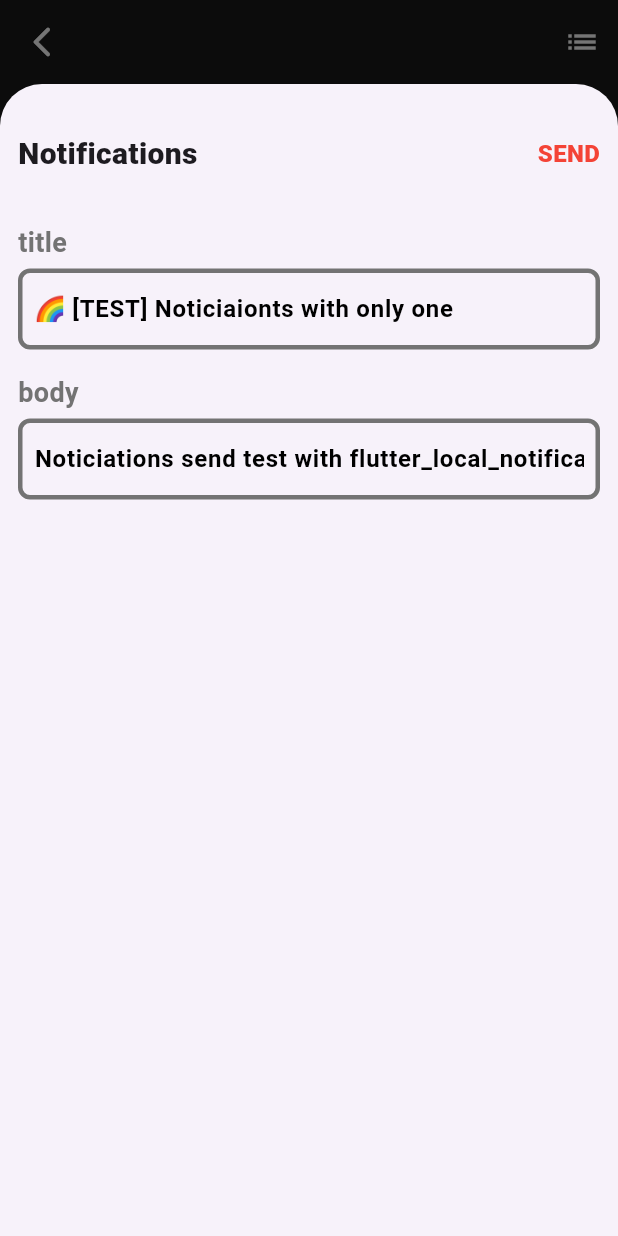
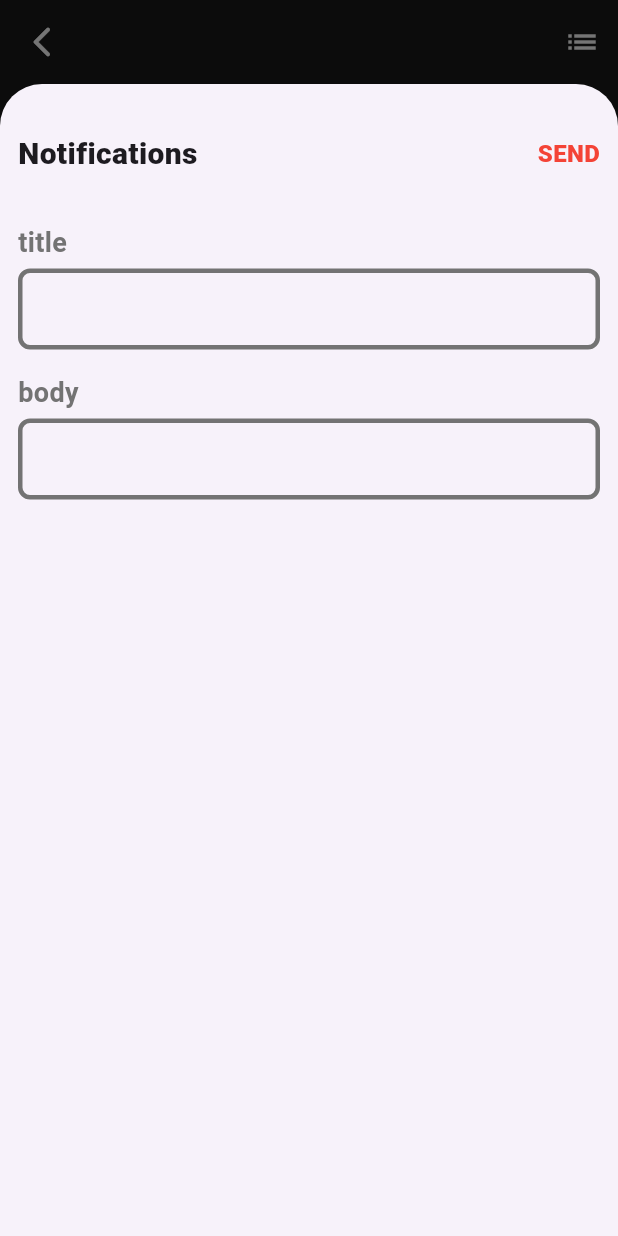
Before and after one commit to boglbbogl/flutter_local_notifications_sample, a Flutter app: the LocalPushPage screen opened directly, after a tap on the "add" icon, after a tap on "SEND", on a phone screen of 412 x 824 dp. Run offline on Flutter 3.47's test engine with Material 3 defaults, Android fonts, the phone set to English and light mode, and no system bars; our stand-ins replace flutter_local_notifications, permission_handler, timezone.

Commit message:
update flutter_local_notifications model & ui

```diff
--- a/lib/_sample/_component/content_widget.dart
+++ b/lib/_sample/_component/content_widget.dart
@@ -7,7 +7,7 @@ class ContentWidget extends StatelessWidget {
   final PushType type;
   final String content;
   final List<Widget> children;
-  final Function(String, String) onTap;
+  final Function(String?, String?) onTap;
   const ContentWidget({
     super.key,
     required this.type,
--- a/lib/_sample/_component/setting_widget.dart
+++ b/lib/_sample/_component/setting_widget.dart
@@ -4,7 +4,7 @@ import 'package:flutter_local_notifications_sample/_sample/push_type.dart';
 
 class SettingWidget extends StatefulWidget {
   final PushType type;
-  final Function(String, String) onTap;
+  final Function(String?, String?) onTap;
   const SettingWidget({
     super.key,
     required this.type,
@@ -23,8 +23,8 @@ class _SettingWidgetState extends State<SettingWidget> {
   @override
   void initState() {
     super.initState();
-    title = TextEditingController(text: widget.type.title);
-    body = TextEditingController(text: widget.type.body);
+    title = TextEditingController();
+    body = TextEditingController();
   }
 
   @override
@@ -55,7 +55,10 @@ class _SettingWidgetState extends State<SettingWidget> {
                     GestureDetector(
                       onTap: () {
                         HapticFeedback.mediumImpact();
-                        widget.onTap(title.text, body.text);
+                        widget.onTap(
+                          title.text.trim().isNotEmpty ? title.text : null,
+                          body.text.trim().isNotEmpty ? body.text : null,
+                        );
                         Navigator.of(context).pop();
                       },
                       child: const Text(
--- /dev/null
+++ b/lib/_sample/push_model.dart
@@ -0,0 +1,17 @@
+class PushModel {
+  final int id;
+  final String deeplink;
+  final String title;
+  final String body;
+
+  const PushModel({
+    required this.id,
+    required this.deeplink,
+    required this.title,
+    required this.body,
+  });
+
+  @override
+  String toString() =>
+      "PushModel(id: $id, title: $title, body: $body, deeplink: $deeplink)";
+}
--- a/lib/_sample/push_type.dart
+++ b/lib/_sample/push_type.dart
@@ -1,70 +1,37 @@
 enum PushType {
   one(
-    id: 0,
     channelId: "onlyOne",
     channelName: "onlyOne",
     channelDescription: "Test notifictions with only one",
-    deeplink: "tyger://",
-    title: "🌈 [TEST] Noticiaionts with only one",
-    body:
-        "Noticiations send test with flutter_local_notifications ✨ \n(setting > notification)",
   ),
   period(
-    id: 1,
     channelId: "intervalPeriod",
     channelName: "intervalPeriod",
     channelDescription: "Test notifictions with time interval period",
-    deeplink: "tyger://",
-    title: "🔥 [TEST] Noticiaionts with only period",
-    body:
-        "Noticiations send test with flutter_local_notifications ✨ \n(setting > notification)",
   ),
   daily(
-    id: 2,
     channelId: "daily",
     channelName: "daily",
     channelDescription: "Test notifictions with daily",
-    deeplink: "tyger://",
-    title: "💧 [TEST] Noticiaionts with only daily",
-    body:
-        "Noticiations send test with flutter_local_notifications ✨ \n(setting > notification)",
   ),
   weekly(
-    id: 3,
     channelId: "weekly",
     channelName: "weekly",
     channelDescription: "Test notifictions with weekly",
-    deeplink: "tyger://",
-    title: "💬 [TEST] Noticiaionts with only weekly",
-    body:
-        "Noticiations send test with flutter_local_notifications ✨ \n(setting > notification)",
   ),
   montly(
-    id: 4,
     channelId: "montly",
     channelName: "montly",
     channelDescription: "Test noticiations with montly",
-    deeplink: "tyger://",
-    title: "📅 [TEST] Noticiaionts with only montly",
-    body:
-        "Noticiations send test with flutter_local_notifications ✨ \n(setting > notification)",
   );
 
-  final int id;
   final String channelId;
   final String channelName;
   final String channelDescription;
-  final String deeplink;
-  final String title;
-  final String body;
 
   const PushType({
-    required this.id,
     required this.channelId,
     required this.channelName,
     required this.channelDescription,
-    required this.deeplink,
-    required this.title,
-    required this.body,
   });
 }
```
Also changed, not shown: lib/_sample/local_noticiations/local_push_list_page.dart (added, +73 -0 lines), lib/_sample/local_noticiations/local_push_page.dart (+100 -40 lines), 1 other file.
